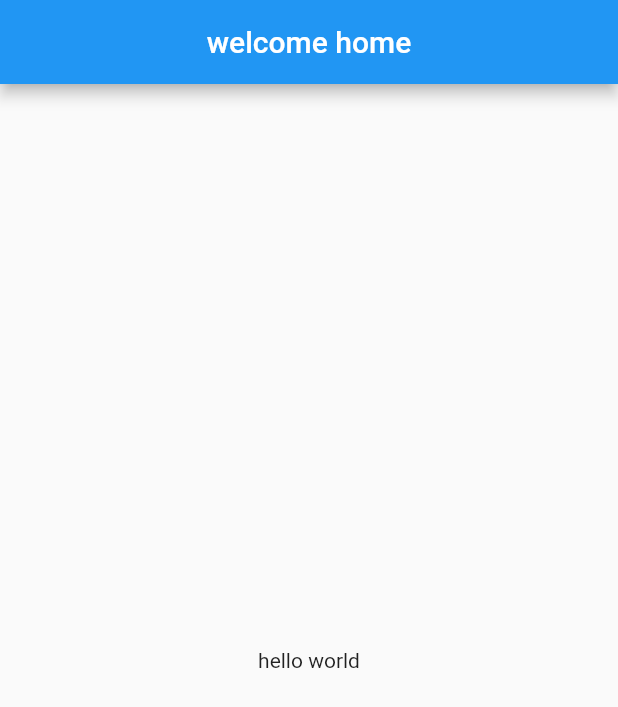
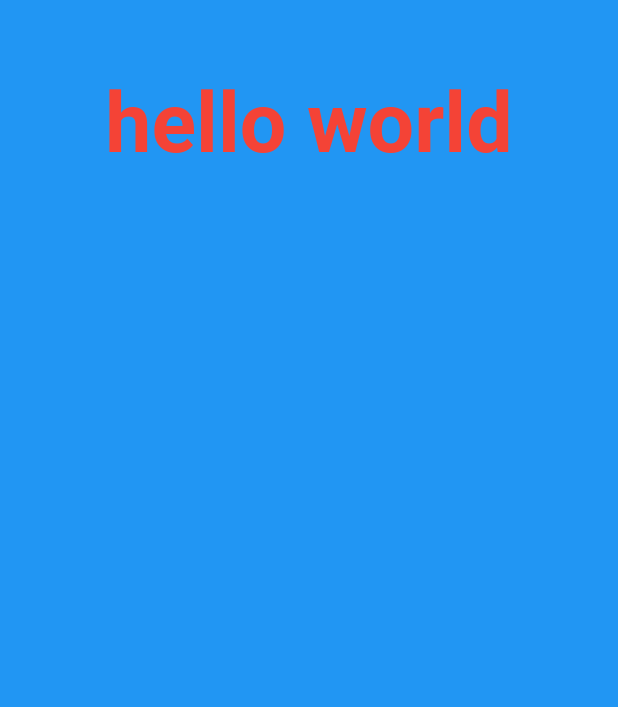
Before and after one commit to Jmike-dev/first_flutter_application, a Flutter app: the screen it shows after launch, on a phone screen of 412 x 824 dp. Shown: the top 707 px of the screen. Run offline on Flutter 3.47's test engine with Material 2 defaults, Android fonts, the phone set to English and light mode, and no system bars.

Commit message:
building the app home page

```diff
--- a/lib/main.dart
+++ b/lib/main.dart
@@ -22,13 +22,28 @@ class LoginPage extends StatelessWidget {
 
   @override
   Widget build(BuildContext context) {
-    return Scaffold(
-      appBar: AppBar(
-        title: const Text('welcome home'),
-        centerTitle: true,
-      ),
-      body: const Center(
-        child: Text('hello world'),
+    return const Scaffold(
+      backgroundColor: Colors.blue,
+      // appBar: AppBar(
+      //   title: const Text('welcome home'),
+      //   centerTitle: true,
+      // ),
+      body: Center(
+        child: Column(
+          children: [
+            SizedBox(
+              height: 50.0,
+            ),
+            Text(
+              'hello world',
+              style: TextStyle(
+                color: Colors.red,
+                fontSize: 55,
+                fontWeight: FontWeight.bold,
+              ),
+            ),
+          ],
+        ),
       ),
     );
   }
```
